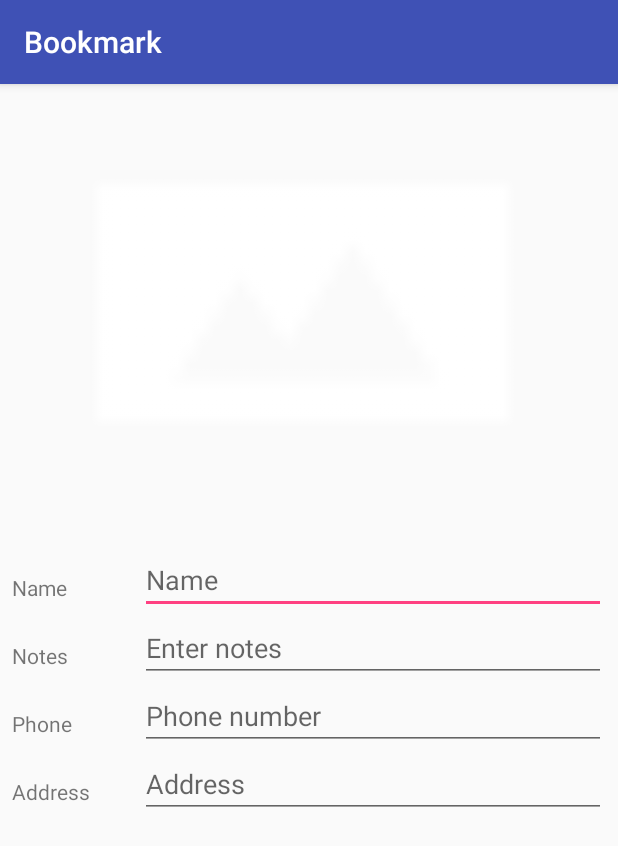
After one commit to adevHuiNB/app_map, an Android app: the BookmarkDetailsActivity screen opened directly, with no data from a screen before it, on a phone screen of 412 x 824 dp. The commit adds this screen. Shown: the top 846 px of the screen. Run offline under Robolectric (Android 15) with nearby library versions, the phone set to English and light mode, and no system bars; our stand-ins replace Room's generated code; 1 statement that could not run was skipped.

Commit message:
add saved detailed bookmarks from database

```diff
--- a/map_based_app/app/build.gradle
+++ b/map_based_app/app/build.gradle
@@ -23,6 +23,10 @@ android {
 }
 
 dependencies {
+
+    implementation "com.android.support:appcompat-v7:$support_lib_version"
+    implementation "com.android.support:design:$support_lib_version"
+
     implementation "org.jetbrains.kotlinx:kotlinx-coroutines-core:0.19.3"
     implementation fileTree(dir: 'libs', include: ['*.jar'])
     implementation"org.jetbrains.kotlin:kotlin-stdlib-jdk7:$kotlin_version"
--- a/map_based_app/app/src/main/java/com/example/mengyueli/placebook/db/PlaceBookDatabase.kt
+++ b/map_based_app/app/src/main/java/com/example/mengyueli/placebook/db/PlaceBookDatabase.kt
@@ -7,7 +7,7 @@ import android.content.Context
 import com.example.mengyueli.placebook.model.Bookmark
 
 // 1
-@Database(entities = arrayOf(Bookmark::class), version = 1)
+@Database(entities = arrayOf(Bookmark::class), version = 2)
 abstract class PlaceBookDatabase : RoomDatabase() {
     // 2
     abstract fun bookmarkDao(): BookmarkDao
@@ -22,7 +22,9 @@ abstract class PlaceBookDatabase : RoomDatabase() {
                 instance = Room.databaseBuilder(
                         context.applicationContext,
                         PlaceBookDatabase::class.java,
-                        "PlaceBook").build()
+                        "PlaceBook")
+                        .fallbackToDestructiveMigration()
+                        .build()
             }
 // 7
             return instance as PlaceBookDatabase
--- a/map_based_app/app/src/main/java/com/example/mengyueli/placebook/model/Bookmark.kt
+++ b/map_based_app/app/src/main/java/com/example/mengyueli/placebook/model/Bookmark.kt
@@ -18,7 +18,8 @@ data class Bookmark(
         var address: String = "",
         var latitude: Double = 0.0,
         var longitude: Double = 0.0,
-        var phone: String = ""
+        var phone: String = "",
+        var notes: String = ""
 )
 {
     // 1
--- a/map_based_app/app/src/main/java/com/example/mengyueli/placebook/repository/BookmarkRepo.kt
+++ b/map_based_app/app/src/main/java/com/example/mengyueli/placebook/repository/BookmarkRepo.kt
@@ -27,4 +27,9 @@ fun addBookmark(bookmark: Bookmark): Long? {
         get() {
             return bookmarkDao.loadAll()
         }
+
+    fun getLiveBookmark(bookmarkId: Long): LiveData<Bookmark> {
+        val bookmark = bookmarkDao.loadLiveBookmark(bookmarkId)
+        return bookmark
+    }
 }
--- /dev/null
+++ b/map_based_app/app/src/main/java/com/example/mengyueli/placebook/ui/BookmarkDetailsActivity.kt
@@ -0,0 +1,68 @@
+package com.example.mengyueli.placebook.ui
+
+import android.arch.lifecycle.Observer
+import android.arch.lifecycle.ViewModelProviders
+import android.support.v7.app.AppCompatActivity
+import com.example.mengyueli.placebook.R
+import com.example.mengyueli.placebook.viewmodel.BookmarkDetailsViewModel
+import kotlinx.android.synthetic.main.activity_bookmark_details.*
+
+class BookmarkDetailsActivity : AppCompatActivity() {
+
+    private lateinit var bookmarkDetailsViewModel:
+            BookmarkDetailsViewModel
+    private var bookmarkDetailsView:
+            BookmarkDetailsViewModel.BookmarkDetailsView? = null
+
+    override fun onCreate(savedInstanceState:
+                          android.os.Bundle?) {
+        super.onCreate(savedInstanceState)
+        setContentView(R.layout.activity_bookmark_details)
+        setupToolbar()
+        setupViewModel()
+        getIntentData()
+    }
+    private fun setupToolbar() {
+        setSupportActionBar(toolbar)
+    }
+
+    private fun setupViewModel() {
+        bookmarkDetailsViewModel =
+                ViewModelProviders.of(this).get(
+                        BookmarkDetailsViewModel::class.java)
+    }
+
+    private fun populateFields() {
+        bookmarkDetailsView?.let { bookmarkView ->
+            editTextName.setText(bookmarkView.name)
+            editTextPhone.setText(bookmarkView.phone)
+            editTextNotes.setText(bookmarkView.notes)
+            editTextAddress.setText(bookmarkView.address)
+        }
+    }
+
+    private fun populateImageView() {
+        bookmarkDetailsView?.let { bookmarkView ->
+            val placeImage = bookmarkView.getImage(this)
+            placeImage?.let {
+                imageViewPlace.setImageBitmap(placeImage)
+            }
+        }
+    }
+
+    private fun getIntentData() {
+        // 1
+        val bookmarkId = intent.getLongExtra(
+                MapsActivity.Companion.EXTRA_BOOKMARK_ID, 0)
+        // 2
+        bookmarkDetailsViewModel.getBookmark(bookmarkId)?.observe(
+                this, Observer<BookmarkDetailsViewModel.BookmarkDetailsView> {
+            // 3
+            it?.let {
+                bookmarkDetailsView = it
+                // Populate fields from bookmark
+                populateFields()
+                populateImageView()
+            } })
+    }
+}
--- a/map_based_app/app/src/main/java/com/example/mengyueli/placebook/ui/MapsActivity.kt
+++ b/map_based_app/app/src/main/java/com/example/mengyueli/placebook/ui/MapsActivity.kt
@@ -2,6 +2,7 @@ package com.example.mengyueli.placebook.ui
 
 import android.Manifest
 import android.arch.lifecycle.ViewModelProviders
+import android.content.Intent
 import android.content.pm.PackageManager
 import android.graphics.Bitmap
 import android.support.v7.app.AppCompatActivity
@@ -42,8 +43,12 @@ class MapsActivity : AppCompatActivity(), OnMapReadyCallback, GoogleApiClient.On
     }
 
     companion object {
+
+        const val EXTRA_BOOKMARK_ID =
+                "com.example.mengyueli.placebook.EXTRA_BOOKMARK_ID"
         private const val REQUEST_LOCATION = 1
         private const val TAG = "MapsActivity"
+
     }
 
     private lateinit var map: GoogleMap
@@ -283,16 +288,25 @@ class MapsActivity : AppCompatActivity(), OnMapReadyCallback, GoogleApiClient.On
     }
 
     private fun handleInfoWindowClick(marker: Marker) {
-        val placeInfo = (marker.tag as PlaceInfo)
-        if (placeInfo.place != null && placeInfo.image != null) {
-
-            launch(CommonPool) {
-                mapsViewModel.addBookmarkFromPlace(placeInfo.place,
-                        placeInfo.image)
-
-
+        when (marker.tag) {
+            is MapsActivity.PlaceInfo -> {
+                val placeInfo = (marker.tag as PlaceInfo)
+                if (placeInfo.place != null && placeInfo.image != null) {
+                    launch(CommonPool) {
+                        mapsViewModel.addBookmarkFromPlace(placeInfo.place,
+                                placeInfo.image)
+                    }
+                }
+                marker.remove();
             }
-            marker.remove()
+            is MapsViewModel.BookmarkMarkerView -> {
+                val bookmarkMarkerView = (marker.tag as
+                        MapsViewModel.BookmarkMarkerView)
+                marker.hideInfoWindow()
+                bookmarkMarkerView.id?.let {
+                    startBookmarkDetails(it)
+                }
+            }
         }
     }
 
@@ -330,6 +344,12 @@ class MapsActivity : AppCompatActivity(), OnMapReadyCallback, GoogleApiClient.On
                 })
     }
 
+    private fun startBookmarkDetails(bookmarkId: Long) {
+        val intent = Intent(this, BookmarkDetailsActivity::class.java)
+        intent.putExtra(EXTRA_BOOKMARK_ID,bookmarkId)
+        startActivity(intent)
+    }
+
 
 
     class PlaceInfo(val place: Place? = null,
--- /dev/null
+++ b/map_based_app/app/src/main/java/com/example/mengyueli/placebook/viewmodel/BookmarkDetailsViewModel.kt
@@ -0,0 +1,64 @@
+package com.example.mengyueli.placebook.viewmodel
+
+import android.app.Application
+import android.arch.lifecycle.AndroidViewModel
+import android.arch.lifecycle.LiveData
+import android.arch.lifecycle.Transformations
+import android.content.Context
+import android.graphics.Bitmap
+import com.example.mengyueli.placebook.model.Bookmark
+import com.example.mengyueli.placebook.repository.BookmarkRepo
+import com.example.mengyueli.placebook.util.ImageUtils
+
+class BookmarkDetailsViewModel(application: Application) :
+        AndroidViewModel(application) {
+
+    private var bookmarkDetailsView: LiveData<BookmarkDetailsView>? = null
+
+    private var bookmarkRepo: BookmarkRepo =
+            BookmarkRepo(getApplication())
+
+
+    data class BookmarkDetailsView(
+            var id: Long? = null,
+            var name: String = "",
+            var phone: String = "",
+            var address: String = "",
+            var notes: String = ""
+    )
+    {
+        fun getImage(context: Context): Bitmap? {
+            id?.let {
+                return ImageUtils.loadBitmapFromFile(context,
+                        Bookmark.generateImageFilename(it))
+            }
+            return null
+        }
+    }
+
+    private fun mapBookmarkToBookmarkView(bookmarkId: Long) {
+        val bookmark = bookmarkRepo.getLiveBookmark(bookmarkId)
+        bookmarkDetailsView = Transformations.map(bookmark) { bookmark ->
+            val bookmarkView = bookmarkToBookmarkView(bookmark)
+            bookmarkView
+        }
+    }
+
+    fun getBookmark(bookmarkId: Long): LiveData<BookmarkDetailsView>? {
+        if (bookmarkDetailsView == null) {
+            mapBookmarkToBookmarkView(bookmarkId)
+        }
+        return bookmarkDetailsView
+    }
+
+    private fun bookmarkToBookmarkView(bookmark: Bookmark):
+            BookmarkDetailsView {
+        return BookmarkDetailsView(
+                bookmark.id,
+                bookmark.name,
+                bookmark.phone,
+                bookmark.address,
+                bookmark.notes
+        )
+    }
+}
--- /dev/null
+++ b/map_based_app/app/src/main/res/layout/activity_bookmark_details.xml
@@ -0,0 +1,99 @@
+<?xml version="1.0" encoding="utf-8"?>
+<LinearLayout
+    xmlns:android="http://schemas.android.com/apk/res/android"
+    xmlns:app="http://schemas.android.com/apk/res-auto"
+    xmlns:tools="http://schemas.android.com/tools"
+    android:orientation="vertical"
+    android:layout_width="match_parent"
+    android:layout_height="match_parent">
+    <android.support.design.widget.AppBarLayout
+        android:id="@+id/app_bar"
+        android:layout_width="match_parent"
+        android:layout_height="wrap_content"
+        android:fitsSystemWindows="true"
+        android:theme="@style/AppTheme.AppBarOverlay">
+        <android.support.v7.widget.Toolbar
+            android:id="@+id/toolbar"
+            android:layout_width="match_parent"
+            android:layout_height="?attr/actionBarSize"
+            app:popupTheme="@style/AppTheme.PopupOverlay"/>
+    </android.support.design.widget.AppBarLayout>
+    <ScrollView
+        android:layout_width="match_parent"
+        android:layout_height="match_parent">
+    <LinearLayout
+        android:layout_width="match_parent"
+        android:layout_height="wrap_content"
+        android:orientation="vertical">
+    <ImageView
+        android:id="@+id/imageViewPlace"
+        android:layout_margin="0dp"
+        android:layout_width="match_parent"
+        android:layout_height="wrap_content"
+        android:maxHeight="300dp"
+        android:scaleType="fitCenter"
+        android:adjustViewBounds="true"
+        app:srcCompat="@drawable/default_photo"/>
+    <LinearLayout
+        android:layout_width="match_parent"
+        android:layout_height="wrap_content"
+        android:layout_marginTop="8dp"
+        android:orientation="horizontal">
+        <TextView
+            android:id="@+id/textViewName"
+            style="@style/BookmarkLabel"
+            android:text="Name"/>
+        <EditText
+            android:id="@+id/editTextName"
+            style="@style/BookmarkEditText"
+            android:hint="Name"
+            android:inputType="text"
+            />
+    </LinearLayout>
+    <LinearLayout
+        android:layout_width="match_parent"
+        android:layout_height="wrap_content"
+        android:orientation="horizontal">
+        <TextView
+            android:id="@+id/textViewNotes"
+            style="@style/BookmarkLabel"
+            android:text="Notes"/>
+        <EditText
+            android:id="@+id/editTextNotes"
+            style="@style/BookmarkEditText"
+            android:hint="Enter notes"
+            android:inputType="textMultiLine"/>
+    </LinearLayout>
+    <LinearLayout
+        android:layout_width="match_parent"
+        android:layout_height="wrap_content"
+        android:orientation="horizontal">
+        <TextView
+            android:id="@+id/textViewPhone"
+            style="@style/BookmarkLabel"
+            android:text="Phone"/>
+        <EditText
+            android:id="@+id/editTextPhone"
+            style="@style/BookmarkEditText"
+            android:hint="Phone number"
+            android:inputType="phone"
+            />
+    </LinearLayout>
+    <LinearLayout
+        android:layout_width="match_parent"
+        android:layout_height="wrap_content"
+        android:orientation="horizontal">
+        <TextView
+            android:id="@+id/textViewAddress"
+            style="@style/BookmarkLabel"
+            android:text="Address"/>
+        <EditText
+            android:id="@+id/editTextAddress"
+            style="@style/BookmarkEditText"
+            android:hint="Address"
+            android:inputType="textMultiLine"
+            />
+    </LinearLayout>
+    </LinearLayout>
+    </ScrollView>
+</LinearLayout>
--- a/map_based_app/app/src/main/res/values/styles.xml
+++ b/map_based_app/app/src/main/res/values/styles.xml
@@ -8,4 +8,34 @@
         <item name="colorAccent">@color/colorAccent</item>
     </style>
 
+    <style name="AppTheme.NoActionBar">
+        <item name="windowActionBar">false</item>
+        <item name="windowNoTitle">true</item>
+    </style>
+    <style name="AppTheme.AppBarOverlay"
+        parent="ThemeOverlay.AppCompat.Dark.ActionBar"/>
+    <style name="AppTheme.PopupOverlay"
+        parent="ThemeOverlay.AppCompat.Light"/>
+
+    <style name="BookmarkLabel">
+    <item name="android:layout_width">0dp</item>
+    <item name="android:layout_height">wrap_content</item>
+    <item name="android:layout_weight">0.2</item>
+    <item name="android:layout_gravity">bottom</item>
+    <item name="android:layout_marginStart">8dp</item>
+    <item name="android:layout_marginLeft">8dp</item>
+    <item name="android:layout_marginBottom">4dp</item>
+    <item name="android:gravity">bottom</item>
+    </style>
+    <style name="BookmarkEditText">
+        <item name="android:layout_width">0dp</item>
+        <item name="android:layout_weight">0.8</item>
+        <item name="android:layout_height">wrap_content</item>
+        <item name="android:layout_marginEnd">8dp</item>
+        <item name="android:layout_marginRight">8dp</item>
+        <item name="android:layout_marginStart">8dp</item>
+        <item name="android:layout_marginLeft">8dp</item>
+        <item name="android:ems">10</item>
+    </style>
+
 </resources>
--- a/map_based_app/build.gradle
+++ b/map_based_app/build.gradle
@@ -2,6 +2,7 @@
 
 buildscript {
     ext {
+        support_lib_version = '26.1.0'
         kotlin_version = '1.2.21'
         play_services_version = '11.8.0'
         architecture_version = '1.1.0'
```
Also changed, not shown: map_based_app/app/src/main/AndroidManifest.xml (+9 -0 lines), 1 other file.
